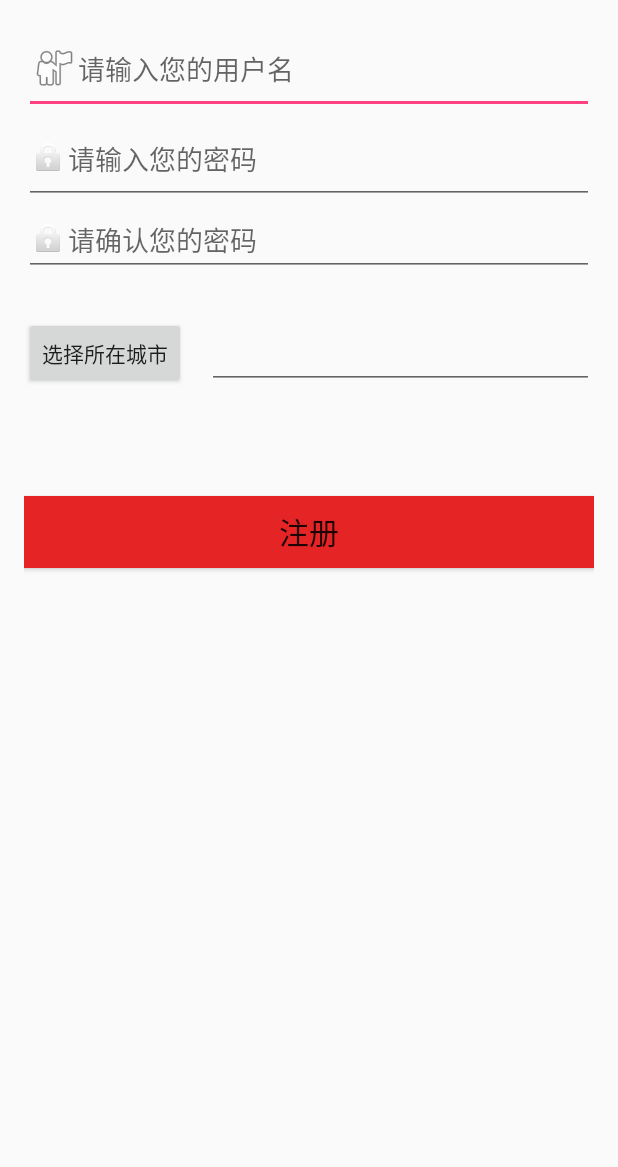
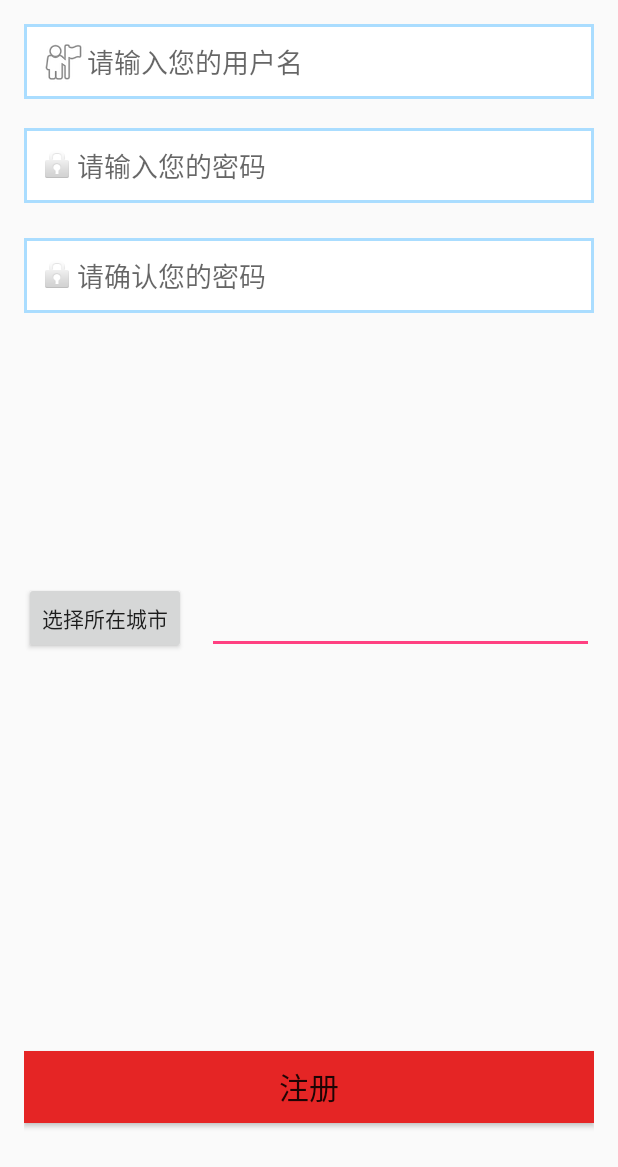
Before and after one commit to zdgithub/Android, an Android app: the RegisterActivity screen opened directly, with no data from a screen before it, on a phone screen of 412 x 824 dp. Shown: the top 1167 px of the screen. Run offline under Robolectric (Android 15) with nearby library versions, the phone set to English and light mode, and no system bars.

```diff
--- a/MyTime/app/src/main/java/com/example/lenovo/mytime/RegisterActivity.java
+++ b/MyTime/app/src/main/java/com/example/lenovo/mytime/RegisterActivity.java
@@ -7,6 +7,7 @@ import android.view.View;
 import android.view.View.OnClickListener;
 import android.widget.Button;
 import android.widget.EditText;
+import android.widget.Toast;
 
 
 public class RegisterActivity extends Activity
@@ -49,6 +50,8 @@ public class RegisterActivity extends Activity
             String resultCity = data.getString("city");
             // 修改city文本框的内容
             city.setText(resultCity);
+            Toast toast=Toast.makeText(RegisterActivity.this,"您选择的城市为"+resultCity ,Toast.LENGTH_SHORT);
+            toast.show();
         }
     }
 }
--- /dev/null
+++ b/MyTime/app/src/main/res/drawable/my_shape_1.xml
@@ -0,0 +1,15 @@
+<?xml version="1.0" encoding="UTF-8"?>
+<shape xmlns:android="http://schemas.android.com/apk/res/android"
+	android:shape="rectangle">
+	<!-- 设置填充颜色 -->
+	<solid android:color="#fff"/>
+	<!-- 设置四周的内边距 -->
+	<padding android:left="10dp"
+			 android:top="10dp"
+			 android:right="10dp"
+			 android:bottom="10dp" />
+	<!-- 设置边框 -->
+	<stroke android:width="2dip" android:color="#adf" />
+	<!-- 设置圆角矩形
+	<corners android:radius="10dp" />-->
+</shape>
--- a/MyTime/app/src/main/res/layout/register.xml
+++ b/MyTime/app/src/main/res/layout/register.xml
@@ -8,56 +8,6 @@
     android:paddingTop="@dimen/activity_vertical_margin"
     android:weightSum="1">
 
-    <EditText
-        android:drawableLeft="@android:drawable/ic_menu_myplaces"
-        android:layout_width="wrap_content"
-        android:layout_height="60dp"
-        android:inputType="textPersonName"
-        android:ems="10"
-        android:id="@+id/resetpwd_edit_name"
-        android:layout_alignParentTop="true"
-        android:hint="请输入您的用户名"
-        android:layout_alignLeft="@+id/resetpwd_edit_pwd_new"
-        android:layout_alignStart="@+id/resetpwd_edit_pwd_new"
-        android:layout_alignRight="@+id/resetpwd_edit_pwd_new"
-        android:layout_alignEnd="@+id/resetpwd_edit_pwd_new" />
-
-
-    <EditText
-        android:drawableLeft="@android:drawable/ic_lock_idle_lock"
-        android:layout_width="fill_parent"
-        android:layout_height="60dp"
-        android:inputType="textPassword"
-        android:ems="10"
-        android:id="@+id/resetpwd_edit_pwd_old"
-        android:hint="请输入您的密码"
-        android:layout_below="@+id/resetpwd_edit_name"
-        android:layout_alignRight="@+id/resetpwd_edit_name"
-        android:layout_alignEnd="@+id/resetpwd_edit_name"
-        android:layout_alignLeft="@+id/resetpwd_edit_name"
-        android:layout_alignStart="@+id/resetpwd_edit_name" />
-
-
-    <EditText
-        android:drawableLeft="@android:drawable/ic_lock_idle_lock"
-        android:layout_width="match_parent"
-        android:layout_height="wrap_content"
-        android:inputType="textPassword"
-        android:ems="10"
-        android:id="@+id/resetpwd_edit_pwd_new"
-        android:layout_below="@+id/resetpwd_edit_pwd_old"
-        android:layout_centerHorizontal="true"
-        android:hint="请确认您的密码" />
-
-    <Button
-        android:text="选择所在城市"
-        android:layout_width="wrap_content"
-        android:layout_height="wrap_content"
-        android:layout_below="@+id/resetpwd_edit_pwd_new"
-        android:layout_alignParentLeft="true"
-        android:layout_alignParentStart="true"
-        android:layout_marginTop="27dp"
-        android:id="@+id/bn" />
 
     <EditText
         android:layout_width="match_parent"
@@ -81,9 +31,61 @@
         android:id="@+id/register_btn_sure"
         android:textSize="20dp"
         android:background="#e52525"
-        android:layout_below="@+id/bn"
+        android:layout_alignParentBottom="true"
         android:layout_alignParentLeft="true"
         android:layout_alignParentStart="true"
-        android:layout_marginTop="71dp" />
+        android:layout_marginBottom="59dp" />
+
+    <EditText
+        android:drawableLeft="@android:drawable/ic_menu_myplaces"
+        android:layout_width="match_parent"
+        android:layout_height="50dp"
+        android:inputType="textPersonName"
+        android:ems="10"
+        android:id="@+id/resetpwd_edit_name"
+        android:hint="请输入您的用户名"
+        android:background="@drawable/my_shape_1"
+        android:layout_alignParentTop="true"
+        android:layout_alignParentLeft="true"
+        android:layout_alignParentStart="true"
+        android:layout_alignParentRight="true"
+        android:layout_alignParentEnd="true" />
+
+    <EditText
+        android:drawableLeft="@android:drawable/ic_lock_idle_lock"
+        android:layout_width="match_parent"
+        android:layout_height="50dp"
+        android:inputType="textPassword"
+        android:ems="10"
+        android:background="@drawable/my_shape_1"
+        android:id="@+id/resetpwd_edit_pwd_new"
+        android:hint="请确认您的密码"
+        android:layout_below="@+id/resetpwd_edit_pwd_old"
+        android:layout_alignParentLeft="true"
+        android:layout_alignParentStart="true"
+        android:layout_marginTop="23dp" />
+
+    <EditText
+        android:drawableLeft="@android:drawable/ic_lock_idle_lock"
+        android:layout_width="fill_parent"
+        android:layout_height="50dp"
+        android:inputType="textPassword"
+        android:ems="10"
+        android:id="@+id/resetpwd_edit_pwd_old"
+        android:hint="请输入您的密码"
+        android:background="@drawable/my_shape_1"
+        android:layout_marginTop="19dp"
+        android:layout_below="@+id/resetpwd_edit_name"
+        android:layout_alignParentLeft="true"
+        android:layout_alignParentStart="true" />
+
+    <Button
+        android:text="选择所在城市"
+        android:layout_width="wrap_content"
+        android:layout_height="wrap_content"
+        android:id="@+id/bn"
+        android:layout_centerVertical="true"
+        android:layout_alignParentLeft="true"
+        android:layout_alignParentStart="true" />
 
 </RelativeLayout>
```
Also changed, not shown: MyTime/app/src/main/java/com/example/lenovo/mytime/LoginActivity.java (+64 -1 lines), MyTime/app/src/main/java/com/example/lenovo/mytime/OtherActivity.java (+3 -4 lines), MyTime/app/src/main/java/com/example/lenovo/mytime/model/Adapter.java (+5 -5 lines), MyTime/app/src/main/res/drawable/my_bar.xml (added, +9 -0 lines), MyTime/app/src/main/res/layout/font.xml (added, +12 -0 lines), MyTime/app/src/main/res/layout/main.xml (+51 -44 lines), MyTime/app/src/main/res/layout/user.xml (+19 -5 lines), MyTime/app/src/main/res/menu/popup_menu.xml (added, +31 -0 lines), MyTime/app/src/main/res/drawable/grow.gif (added), MyTime/app/src/main/res/drawable/ok.gif (added).
